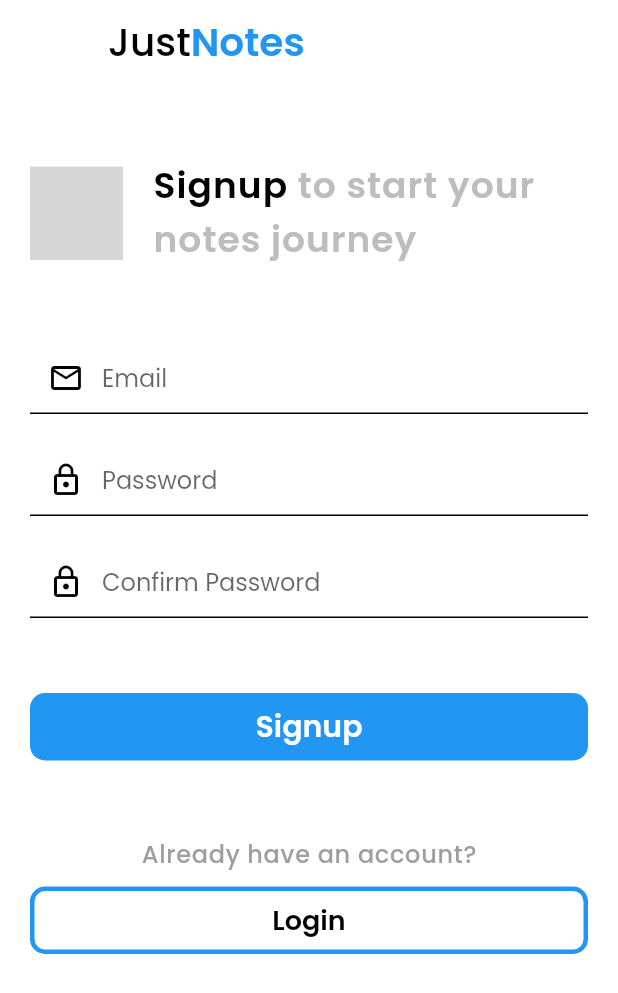
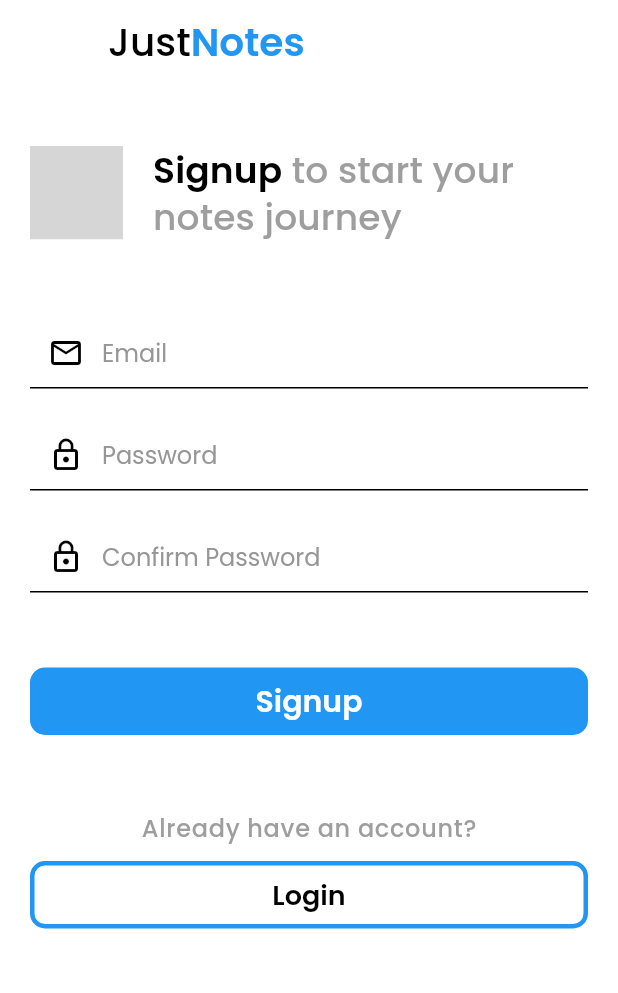
Before and after one commit to avirallakhanpaul/notes_flutter_app, a Flutter app: the SignupScreen screen opened by its route, on a phone screen of 412 x 824 dp. Shown: the top 993 px of the screen. Run offline on Flutter 3.47's test engine with Material 2 defaults, Android fonts, the light colour scheme and no system bars; our stand-ins replace firebase_auth, firebase_core, firebase_database, flutter_svg, fluttertoast, shared_preferences and 1 more; accounts and stored records are empty; grey boxes are pictures that could not be loaded.

Commit message:
no message

```diff
--- a/lib/main.dart
+++ b/lib/main.dart
@@ -45,7 +45,7 @@ class MyApp extends StatelessWidget {
         ),
       ],
       child: MaterialApp(
-        home: Home(),
+        home: Authentication(),
         theme: ThemeData(
           fontFamily: "Poppins",
         ),
@@ -61,7 +61,7 @@ class MyApp extends StatelessWidget {
   }
 }
 
-class Home extends StatelessWidget {
+class Authentication extends StatelessWidget {
 
   @override
   Widget build(BuildContext context) {
@@ -69,8 +69,10 @@ class Home extends StatelessWidget {
     final _firebaseUser = context.watch<User>();
 
     if(_firebaseUser != null) {
+      print("Home Screen");
       return HomeScreen();
     } else {
+      print("Login Screen");
       return LoginScreen();
     }
   }
--- a/lib/providers/auth_provider.dart
+++ b/lib/providers/auth_provider.dart
@@ -38,6 +38,7 @@ class AuthProvider with ChangeNotifier {
   void _saveUId(String uId) async {
     await _initPrefs();
     _prefs.setString(key, uId);
+    print("Id Saved!");
   }
 
   Future<void> signIn({String email, String password}) async {
@@ -51,7 +52,6 @@ class AuthProvider with ChangeNotifier {
         _saveUId(_userId);
 
         notifyListeners();
-        print("User: $_userId");
       });
     } on FirebaseAuthException catch(error) {
       return error.message;
--- a/lib/providers/note_provider.dart
+++ b/lib/providers/note_provider.dart
@@ -27,7 +27,7 @@ class NoteProvider with ChangeNotifier {
 
   void addNote({BuildContext context, int index, Note deletedNote, String noteTitle = "Title", String noteDesc = ""}) async {
 
-    print(userId);
+    print("NoteProvider id: $userId");
 
     switch(random.nextInt(8)) {
 
@@ -103,16 +103,6 @@ class NoteProvider with ChangeNotifier {
       );
     } else {
 
-      // .equalTo(userId).reference()
-
-      // dbRef.child("Notes").push().set({ // INSERT Operation
-      //   "id": newNote.id,
-      //   "title": newNote.title,
-      //   "desc": newNote.desc,
-      //   "lightColor": newNote.lightColor,
-      //   "darkColor": newNote.darkColor,
-      // });
-
       final key = dbRef.child("notes").push().path;
       final id = key.substring(6, key.length).trim();
 
@@ -127,73 +117,8 @@ class NoteProvider with ChangeNotifier {
     }
   }
 
-  Future<void> fetchOrSetNotes() async {
-
-  //   final dataList = await DBHelper.getData("user_notes");
-
-  //   _items = dataList.map((item) {
-  //     return Note(
-  //       id: item["id"],
-  //       title: item["title"],
-  //       desc: item["desc"],
-  //       lightColor: item["lightColor"],
-  //       darkColor: item["darkColor"],
-  //     );
-  //   }).toList();
-
-  //   await dbRef.once().then((DataSnapshot dataSnapshot) {
-
-  //     print(dataSnapshot.value["Notes"]["id"]);
-
-  //     var values = dataSnapshot.data.value;
-
-  //     values.forEach((val) {
-  //       print(val);
-  //     });
-
-  //     for(var value in values) {
-  //       print(value);
-
-  //       _items.add(
-  //         Note(
-  //           id: value["id"],
-  //           title: value["title"],
-  //           desc: value["desc"],
-  //           lightColor: value["lightColor"],
-  //           darkColor: value["darkColor"],
-  //         ),
-  //       );
-
-  //     _items = values.map((value) {
-  //       print(value["id"]);
-  //       return Note(
-  //         id: value["id"],
-  //         title: value["title"],
-  //         desc: value["desc"],
-  //         lightColor: value["lightColor"],
-  //         darkColor: value["darkColor"],
-  //       );
-  //     });
-  //   });
-
-  //   await dbRef.once().then((DataSnapshot dataSnapshot) {
-  //     var keys = dataSnapshot.value.keys;
-  //     var values = dataSnapshot.value;
-
-  //     List list = [];
-
-  //     list = keys;
-
-  //     list.forEach((value) {
-  //       print(value);
-  //     });
-
-  //     for(var key in keys) {
-
-  //       print("$key(key): ${values[key]}");
-  //     }
-  //   });
-  //   notifyListeners();
+  Query fetchNotes() {
+    return dbRef.child("notes").orderByChild("userId").equalTo(userId);
   }
 
   Future<void> updateNote({String idKey, Map<String, dynamic> note}) async {
@@ -213,7 +138,7 @@ class NoteProvider with ChangeNotifier {
       whereArgs: [id],
     );
 
-    await fetchOrSetNotes();
+    // await fetchOrSetNotes();
     // notifyListeners();
   }
 
--- a/lib/screens/authentication/signup_screen.dart
+++ b/lib/screens/authentication/signup_screen.dart
@@ -1,4 +1,5 @@
 import "package:flutter/material.dart";
+import 'package:notes_app/providers/theme_provider.dart';
 import 'package:notes_app/screens/authentication/login_screen.dart';
 
 import '../../providers/auth_provider.dart';
@@ -28,6 +29,7 @@ class _SignupScreenState extends State<SignupScreen> {
   Widget build(BuildContext context) {
 
     final authProvider = Provider.of<AuthProvider>(context);
+    final themeProvider = Provider.of<ThemeProvider>(context);
 
     String currentPass;
 
@@ -56,7 +58,9 @@ class _SignupScreenState extends State<SignupScreen> {
 
     return Scaffold(
       appBar: AppBar(
-        backgroundColor: Colors.white,
+        backgroundColor: themeProvider.isDarkTheme
+        ? Color(0xFF121212)
+        : Colors.white,
         elevation: 0,
         title: Row(
           children: <Widget>[
@@ -64,7 +68,9 @@ class _SignupScreenState extends State<SignupScreen> {
               "Just",
               style: TextStyle(
                 fontSize: 26,
-                color: Colors.black,
+                color: themeProvider.isDarkTheme
+                ? Colors.white
+                : Colors.black,
               ),
             ),
             Text(
@@ -72,14 +78,18 @@ class _SignupScreenState extends State<SignupScreen> {
               style: TextStyle(
                 fontSize: 26,
                 fontWeight: FontWeight.w700,
-                color: Color(0xFF2196F3),
+                color: themeProvider.isDarkTheme
+                ? Color(0xFF64B5F6)
+                : Color(0xFF2196F3),
               ),
             ),
           ],
         ),
         actions: [],
       ),
-      backgroundColor: Colors.white,
+      backgroundColor: themeProvider.isDarkTheme
+      ? Color(0xFF121212)
+      : Colors.white,
       body: SingleChildScrollView(
         child: Padding(
           padding: const EdgeInsets.only(
@@ -93,7 +103,7 @@ class _SignupScreenState extends State<SignupScreen> {
             crossAxisAlignment: CrossAxisAlignment.center,
             children: <Widget>[
               SizedBox(
-                height: 50,
+                height: 40,
               ),
               Row(
                 mainAxisAlignment: MainAxisAlignment.spaceBetween,
@@ -120,8 +130,10 @@ class _SignupScreenState extends State<SignupScreen> {
                               fontFamily: "Poppins",
                               fontSize: 24,
                               fontWeight: FontWeight.w700,
-                              color: Colors.black,
-                              letterSpacing: 0.7,
+                              letterSpacing: 0.1,
+                              color: themeProvider.isDarkTheme
+                              ? Colors.white
+                              : Colors.black,
                             ),
                           ),
                           TextSpan(
@@ -129,9 +141,10 @@ class _SignupScreenState extends State<SignupScreen> {
                             style: TextStyle(
                               fontFamily: "Poppins",
                               fontSize: 24,
-                              fontWeight: FontWeight.w700,
-                              color: Colors.grey.shade400,
-                              letterSpacing: 0.7,
+                              fontWeight: FontWeight.w500,
+                              color: Colors.grey.shade500,
+                              height: 1.2,
+                              letterSpacing: 0.1,
                             ),
                           ),
                         ],
@@ -152,6 +165,12 @@ class _SignupScreenState extends State<SignupScreen> {
                         TextFormField(
                           keyboardType: TextInputType.emailAddress,
                           controller: emailController,
+                          style: TextStyle(
+                            fontFamily: "Poppins",
+                            color: themeProvider.isDarkTheme
+                            ? Colors.grey.shade300
+                            : Colors.grey.shade800,
+                          ),
                           onChanged: (_) {
                             checkValidation();
                           },
@@ -169,21 +188,30 @@ class _SignupScreenState extends State<SignupScreen> {
                           },
                           decoration: InputDecoration(
                             hintText: "Email",
+                            hintStyle: TextStyle(
+                              color: Color(0xFF969696)
+                            ),
                             enabledBorder: UnderlineInputBorder(
                               borderSide: BorderSide(
                                 width: 1,
-                                color: Colors.black,
+                                color: themeProvider.isDarkTheme
+                                ? Color(0xFF404040)
+                                : Colors.black,
                               ),
                             ),
                             focusedBorder: UnderlineInputBorder(
                               borderSide: BorderSide(
                                 width: 1.5,
-                                color: Color(0xFF2196F3),
+                                color: themeProvider.isDarkTheme
+                                ? Color(0xFF64B5F6)
+                                : Color(0xFF2196F3),
                               ),
                             ),
                             prefixIcon: Icon(
                               Icons.mail_outline,
-                              color: Colors.black,
+                              color: themeProvider.isDarkTheme
+                              ? Colors.white
+                              : Colors.black,
                             ),
                           ),
                         ),
@@ -194,6 +222,12 @@ class _SignupScreenState extends State<SignupScreen> {
                           keyboardType: TextInputType.text,
                           obscureText: true,
                           controller: passwordController,
+                          style: TextStyle(
+                            fontFamily: "Poppins",
+                            color: themeProvider.isDarkTheme
+                            ? Colors.grey.shade300
+                            : Colors.grey.shade800,
+                          ),
                           onChanged: (value) {
                             currentPass = value;
                             checkValidation();
@@ -212,21 +246,30 @@ class _SignupScreenState extends State<SignupScreen> {
                           },
                           decoration: InputDecoration(
                             hintText: "Password",
+                            hintStyle: TextStyle(
+                              color: Color(0xFF969696)
+                            ),
                             enabledBorder: UnderlineInputBorder(
                               borderSide: BorderSide(
                                 width: 1,
-                                color: Colors.black,
+                                color: themeProvider.isDarkTheme
+                                ? Color(0xFF404040)
+                                : Colors.black,
                               ),
                             ),
                             focusedBorder: UnderlineInputBorder(
                               borderSide: BorderSide(
                                 width: 1.5,
-                                color: Color(0xFF2196F3),
+                                color: themeProvider.isDarkTheme
+                                ? Color(0xFF64B5F6)
+                                : Color(0xFF2196F3),
                               ),
                             ),
                             prefixIcon: Icon(
                               Icons.lock_outline,
-                              color: Colors.black,
+                              color: themeProvider.isDarkTheme
+                              ? Colors.white
+                              : Colors.black,
                             ),
                           ),
                         ),
@@ -237,6 +280,12 @@ class _SignupScreenState extends State<SignupScreen> {
                           keyboardType: TextInputType.text,
                           obscureText: true,
                           controller: confirmPassController,
+                          style: TextStyle(
+                            fontFamily: "Poppins",
+                            color: themeProvider.isDarkTheme
+                            ? Colors.grey.shade300
+                            : Colors.grey.shade800,
+                          ),
                           onChanged: (_) {
                             checkValidation();
                           },
@@ -251,21 +300,30 @@ class _SignupScreenState extends State<SignupScreen> {
                           },
                           decoration: InputDecoration(
                             hintText: "Confirm Password",
+                            hintStyle: TextStyle(
+                              color: Color(0xFF969696)
+                            ),
                             enabledBorder: UnderlineInputBorder(
                               borderSide: BorderSide(
                                 width: 1,
-                                color: Colors.black,
+                                color: themeProvider.isDarkTheme
+                                ? Color(0xFF404040)
+                                : Colors.black,
                               ),
                             ),
                             focusedBorder: UnderlineInputBorder(
                               borderSide: BorderSide(
                                 width: 1.5,
-                                color: Color(0xFF2196F3),
+                                color: themeProvider.isDarkTheme
+                                ? Color(0xFF64B5F6)
+                                : Color(0xFF2196F3),
                               ),
                             ),
                             prefixIcon: Icon(
                               Icons.lock_outline,
-                              color: Colors.black,
+                              color: themeProvider.isDarkTheme
+                              ? Colors.white
+                              : Colors.black,
                             ),
                           ),
                         ),
@@ -319,7 +377,9 @@ class _SignupScreenState extends State<SignupScreen> {
                           : Container(),
                         ],
                       ),
-                      color: Color(0xFF2196F3),
+                      color: themeProvider.isDarkTheme
+                      ? Color(0xFF64B5F6)
+                      : Color(0xFF2196F3),
                       shape: RoundedRectangleBorder(
                         borderRadius: BorderRadius.circular(10),
                       ),
@@ -356,19 +416,25 @@ class _SignupScreenState extends State<SignupScreen> {
                           child: Text(
                             "Login",
                             style: TextStyle(
-                              color: Colors.black,
+                              color: themeProvider.isDarkTheme
+                              ? Colors.white
+                              : Colors.black,
                               fontSize: 18,
                               fontWeight: FontWeight.w700,
                             ),
                           ),
                           shape: RoundedRectangleBorder(
                             side: BorderSide(
-                              color: Color(0xFF2196F3),
+                              color: themeProvider.isDarkTheme
+                              ? Color(0xFF64B5F6)
+                              : Color(0xFF2196F3),
                               width: 3,
                             ),
                             borderRadius: BorderRadius.circular(10),
                           ),
-                          splashColor: Colors.grey.shade50,
+                          splashColor: themeProvider.isDarkTheme
+                          ? Colors.grey.shade800
+                          : Colors.grey.shade50,
                         ),
                       ),
                     ],
--- a/lib/screens/home_screen/home_screen.dart
+++ b/lib/screens/home_screen/home_screen.dart
@@ -20,7 +20,7 @@ class HomeScreen extends StatefulWidget {
 
 class _HomeScreenState extends State<HomeScreen> {
 
-  Query _dbRef;
+  // Query _dbRef;
 
   // @override
   // void initState() {
@@ -32,9 +32,9 @@ class _HomeScreenState extends State<HomeScreen> {
   Widget build(BuildContext context) {
 
     final noteProvider = Provider.of<NoteProvider>(context, listen: false);
-    final authProvider = Provider.of<AuthProvider>(context);
-    _dbRef = FirebaseDatabase.instance.reference().child("notes")
-    .orderByChild("userId");
+    final authProvider = Provider.of<AuthProvider>(context, listen: false);
+    // _dbRef = FirebaseDatabase.instance.reference().child("notes")
+    // .orderByChild("userId");
 
     return Consumer<ThemeProvider>(
       builder: (ctx, theme, _) {
@@ -120,6 +120,8 @@ class _HomeScreenState extends State<HomeScreen> {
             : Colors.white,
           body: Builder(
             builder: (ctx) {
+              print("SingleChildScroll");
+              print("Userid: -- ${authProvider.userId}");
               return SingleChildScrollView(
                 child: Padding(
                   padding: const EdgeInsets.symmetric(
@@ -130,21 +132,17 @@ class _HomeScreenState extends State<HomeScreen> {
                       SizedBox(
                         height: 40,
                       ),
-                      Consumer<AuthProvider>(
-                        builder: (ctx, auth, index) {
-                          print("HmScrn Id: ${auth.userId}");
-                          return FirebaseAnimatedList(
-                            query: _dbRef.equalTo(auth.userId),
+                      FirebaseAnimatedList(
+                        query: noteProvider.fetchNotes(),
+                        // _dbRef.equalTo(auth.userId),
                         defaultChild: Center(
                           child: CircularProgressIndicator(),
                         ),
                         physics: NeverScrollableScrollPhysics(),
                         shrinkWrap: true,
                         itemBuilder: (ctx, snapshot, animation, i) {
-                              snapshot.value == null ? print("Snapshot is null") :
-                              print("HmScreen ID: ${auth.userId}");
                           Map<dynamic, dynamic> noteData = snapshot.value;
-                              print(noteData);
+                          print("Note Data: $noteData");
                           return Consumer<NoteProvider>(
                             builder: (ctx, note, child) => noteData.keys.length <= 0
                               ? Container()
@@ -243,8 +241,6 @@ class _HomeScreenState extends State<HomeScreen> {
                               ),
                           );
                         },
-                          );
-                        }
                       ),
                       SizedBox(
                         height: 30,
```
Lines whose indentation alone changed are shown as unchanged.
